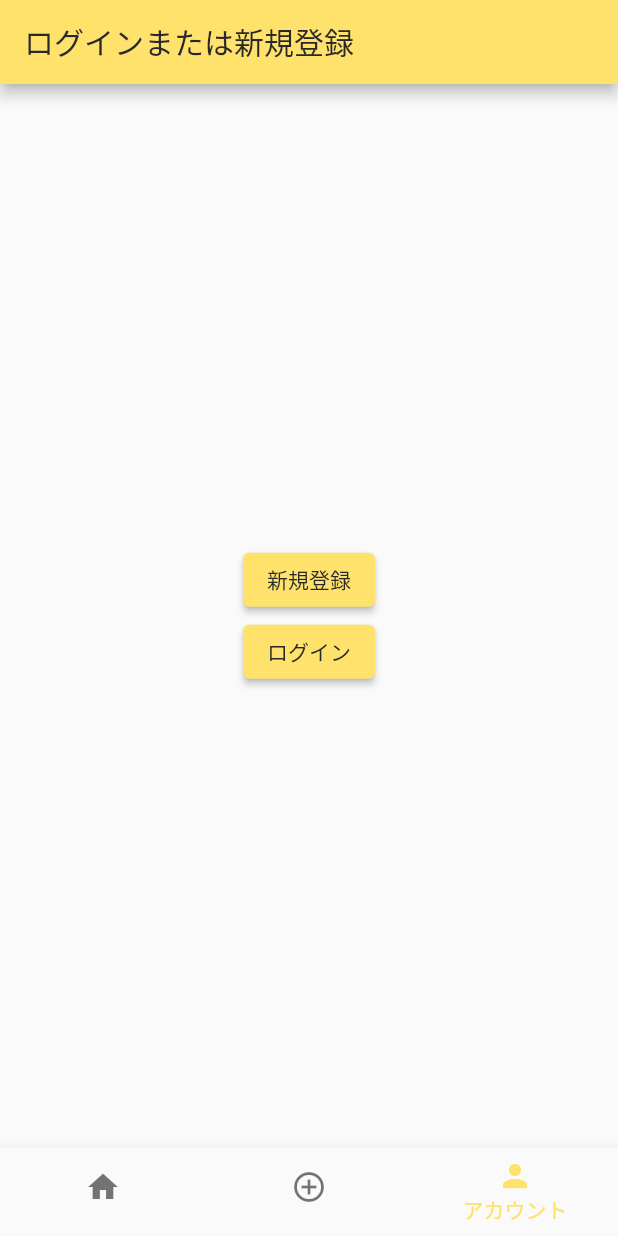
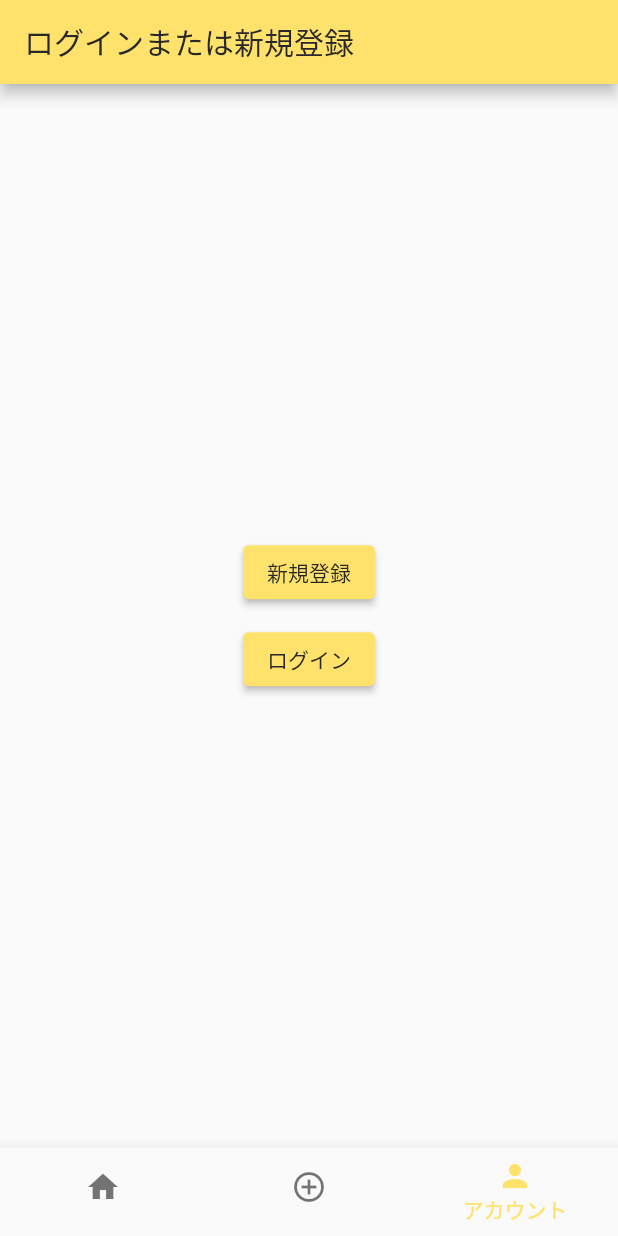
Before and after one commit to tomoki-miso/onedaydiary, a Flutter app: the screen it shows after launch, item 3 of the bottom bar chosen, on a phone screen of 412 x 824 dp. Run offline on Flutter 3.47's test engine with Material 2 defaults, Android fonts, the light colour scheme and no system bars; our stand-ins replace cloud_firestore, firebase_auth, firebase_core, fl_chart, flutter_native_splash, google_sign_in and 1 more; missing offline and left inert: flutter_overboard; accounts and stored records are empty.

Commit message:
twelve commit

```diff
--- a/lib/before_signup.dart
+++ b/lib/before_signup.dart
@@ -8,14 +8,15 @@ class BeforeSignUpPage extends StatelessWidget {
     return Scaffold(
       bottomNavigationBar: null,
       appBar: AppBar(
-          title: Text(
-            "ログインまたは新規登録",
-            style: TextStyle(color: Color.fromARGB(255, 40, 40, 40)),
-          ),
-          backgroundColor: const Color.fromARGB(255, 255, 226, 107)),
+        title: Text(
+          "ログインまたは新規登録",
+          style: TextStyle(color: Color.fromARGB(255, 40, 40, 40)),
+        ),
+      ),
       body: Center(
         child: Column(
           mainAxisSize: MainAxisSize.min,
+          mainAxisAlignment: MainAxisAlignment.spaceEvenly,
           children: [
             ElevatedButton(
               style: ButtonStyle(
@@ -31,6 +32,7 @@ class BeforeSignUpPage extends StatelessWidget {
                 style: TextStyle(color: Color.fromARGB(255, 40, 40, 40)),
               ),
             ),
+            SizedBox(height: 10, width: 50),
             ElevatedButton(
                 style: ButtonStyle(
                   backgroundColor: MaterialStateProperty.all(
--- a/lib/content.dart
+++ b/lib/content.dart
@@ -21,7 +21,8 @@ class ContentPage extends StatelessWidget {
     return Scaffold(
       backgroundColor: const Color.fromARGB(255, 255, 226, 107),
       appBar: AppBar(
-        backgroundColor: const Color.fromARGB(255, 255, 226, 107),
+        title: Text("タイムライン",
+            style: TextStyle(color: Color.fromARGB(255, 40, 40, 40))),
       ),
       body: StreamBuilder<QuerySnapshot>(
         stream: FirebaseFirestore.instance
@@ -43,7 +44,8 @@ class ContentPage extends StatelessWidget {
                 margin:
                     const EdgeInsets.symmetric(horizontal: 10.0, vertical: 3.0),
                 //できれば％で指定したい
-                padding: const EdgeInsets.only(top: 15, bottom: 15),
+                padding: const EdgeInsets.symmetric(
+                    horizontal: 20.0, vertical: 15.0),
                 color: Color.fromARGB(255, 255, 255, 255),
                 child: Column(
                   children: [
--- a/lib/main.dart
+++ b/lib/main.dart
@@ -36,9 +36,9 @@ void main() async {
 }
 
 class MyApp extends StatelessWidget {
-
   @override
   Widget build(BuildContext context) {
+    //色指定
     MaterialColor customColor = MaterialColor(
       0xFFFFE26B,
       <int, Color>{
@@ -54,7 +54,7 @@ class MyApp extends StatelessWidget {
         900: Color(0xFFFFE26B),
       },
     );
-    //色指定
+
     return MaterialApp(
       title: 'My App',
       theme: ThemeData(
--- a/lib/post.dart
+++ b/lib/post.dart
@@ -47,6 +47,10 @@ class _PostPageState extends State<PostPage> {
             SizedBox(
               width: 400,
               child: TextFormField(
+                //複数行テキストボックス
+                maxLines: null,
+                keyboardType: TextInputType.multiline,
+
                 controller: _textEditingController,
                 maxLength: 140,
                 decoration: const InputDecoration(
--- a/lib/profile.dart
+++ b/lib/profile.dart
@@ -20,14 +20,16 @@ class ProfilePage extends StatelessWidget {
     }
 
     return Scaffold(
+      backgroundColor: const Color.fromARGB(255, 255, 226, 107),
       appBar: AppBar(
-        backgroundColor: Color.fromARGB(255, 255, 226, 107),
-        title: Text("MYTL",
+        title: Text("アカウントと記録",
             style: TextStyle(color: Color.fromARGB(255, 40, 40, 40))),
       ),
       body: Column(
         children: [
           Container(
+            margin: const EdgeInsets.only(top: 15, bottom: 15),
+            color: Colors.white,
             height: 200,
             width: 400,
             child: LineChart(
@@ -42,7 +44,7 @@ class ProfilePage extends StatelessWidget {
                         FlSpot(3, 500),
                         FlSpot(4, 400),
                         FlSpot(5, 2500),
-                      FlSpot(6,10000),
+                        FlSpot(6, 10000),
                         FlSpot(7, 2909),
                         FlSpot(8, 376),
                         FlSpot(9, 290),
@@ -50,12 +52,8 @@ class ProfilePage extends StatelessWidget {
                       ],
                       isCurved: true,
                       barWidth: 2,
-                    color: Colors.blue
-                  ),
+                      color: const Color.fromARGB(255, 255, 226, 107)),
                 ],
-
-
-
               ),
             ),
           ),
@@ -67,20 +65,25 @@ class ProfilePage extends StatelessWidget {
                   .collection("userPosts")
                   .orderBy('createdAt', descending: true)
                   .snapshots(),
-              builder:
-                  (BuildContext context, AsyncSnapshot<QuerySnapshot> snapshot) {
+              builder: (BuildContext context,
+                  AsyncSnapshot<QuerySnapshot> snapshot) {
                 if (snapshot.connectionState == ConnectionState.waiting) {
                   return Center(child: CircularProgressIndicator());
                 }
                 return ListView.separated(
                   itemBuilder: (BuildContext context, int index) {
-                    Map<String, dynamic>? data =
-                        snapshot.data!.docs[index].data() as Map<String, dynamic>?;
+                    Map<String, dynamic>? data = snapshot.data!.docs[index]
+                        .data() as Map<String, dynamic>?;
                     if (data == null || !data.containsKey('content')) {
                       return SizedBox.shrink();
                     }
                     return Container(
-                      color: Color.fromARGB(255, 146, 195, 235),
+                      margin: const EdgeInsets.symmetric(
+                          horizontal: 10.0, vertical: 3.0),
+                      //できれば％で指定したい
+                      padding: const EdgeInsets.symmetric(
+                          horizontal: 20.0, vertical: 15.0),
+                      color: Color.fromARGB(255, 255, 255, 255),
                       child: Column(
                         children: [
                           Text(data['content']),
--- a/lib/signin.dart
+++ b/lib/signin.dart
@@ -42,6 +42,7 @@ class _SignInPageState extends State<SignInPage> {
                   });
                 },
               ),
+              SizedBox(height: 10, width: 50),
               ElevatedButton(
                 style: ButtonStyle(
                   backgroundColor: MaterialStateProperty.all(
@@ -67,6 +68,7 @@ class _SignInPageState extends State<SignInPage> {
                   }
                 },
               ),
+              SizedBox(height: 10, width: 50),
               ElevatedButton(
                 style: ButtonStyle(
                   backgroundColor: MaterialStateProperty.all(
--- a/lib/signup.dart
+++ b/lib/signup.dart
@@ -55,6 +55,7 @@ class _SignUpPageState extends State<SignUpPage> {
                   });
                 },
               ),
+              SizedBox(height: 10, width: 50),
               ElevatedButton(
                 style: ButtonStyle(
                   backgroundColor: MaterialStateProperty.all(
--- a/lib/signup_completed.dart
+++ b/lib/signup_completed.dart
@@ -7,7 +7,6 @@ class SignUpCompletedPage extends StatelessWidget {
   Widget build(BuildContext context) {
     return Scaffold(
       appBar: AppBar(
-        backgroundColor: Color.fromARGB(255, 255, 226, 107),
         title: Text("登録完了画面",
             style: TextStyle(color: Color.fromARGB(255, 40, 40, 40))),
       ),
@@ -15,6 +14,7 @@ class SignUpCompletedPage extends StatelessWidget {
           child: Container(
         child: Column(mainAxisSize: MainAxisSize.min, children: <Widget>[
           Text("登録完了！"),
+          SizedBox(height: 5, width: 50),
           ElevatedButton(
             style: ButtonStyle(
               backgroundColor: MaterialStateProperty.all(
```
Lines whose indentation alone changed are shown as unchanged.
